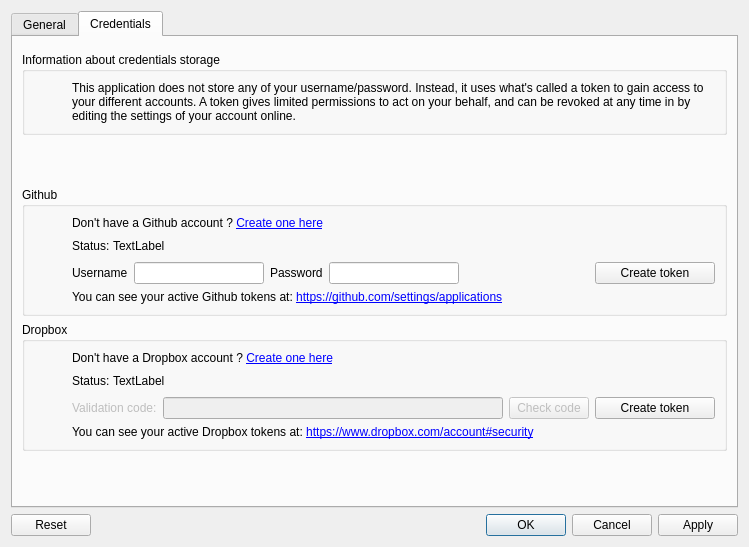
This is src/ui/skeletons/config_dialog.ui in 132nd-etcher/EASI as Qt 5 draws it before an edit. The edited form follows.
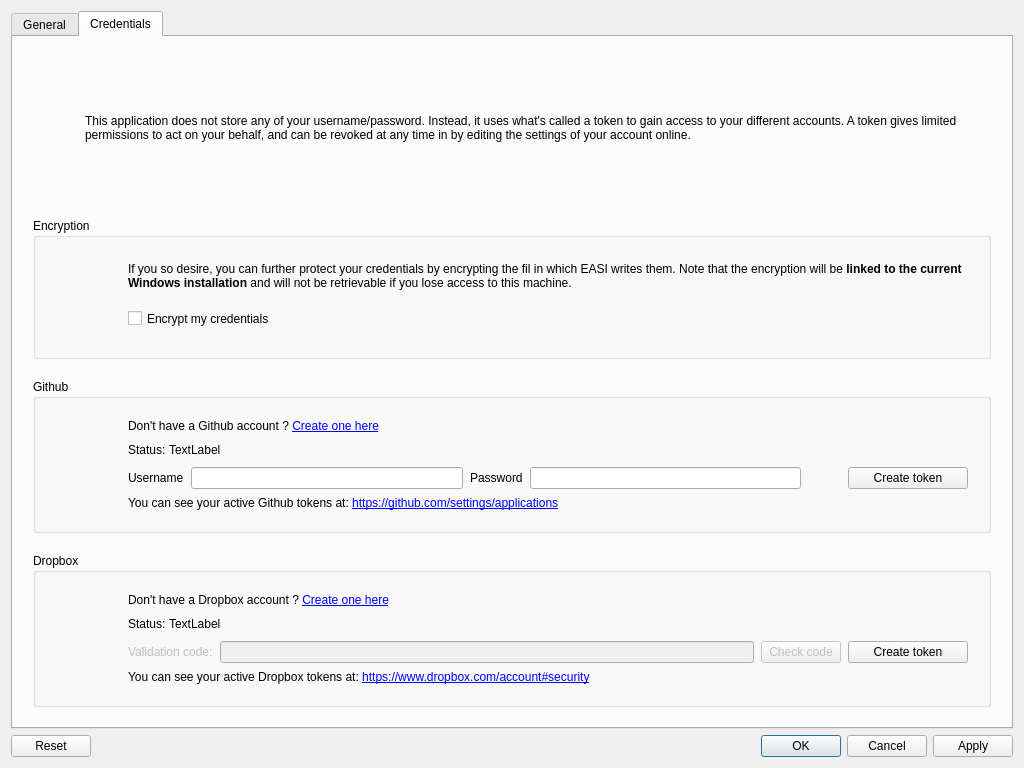
This is the edited form. The open tabs and pages were chosen to show the change. Icons and pictures are not drawn.

The edit to the form file:
```diff
--- a/src/ui/skeletons/config_dialog.ui
+++ b/src/ui/skeletons/config_dialog.ui
@@ -9,8 +9,8 @@
    <rect>
     <x>0</x>
     <y>0</y>
-    <width>749</width>
-    <height>547</height>
+    <width>1024</width>
+    <height>768</height>
    </rect>
   </property>
   <property name="windowTitle">
@@ -236,32 +236,118 @@
        <string>Credentials</string>
       </attribute>
       <layout class="QVBoxLayout" name="verticalLayout_4">
+       <property name="spacing">
+        <number>20</number>
+       </property>
+       <property name="leftMargin">
+        <number>20</number>
+       </property>
+       <property name="topMargin">
+        <number>20</number>
+       </property>
+       <property name="rightMargin">
+        <number>20</number>
+       </property>
+       <property name="bottomMargin">
+        <number>20</number>
+       </property>
        <item>
-        <spacer name="spacer_cred">
-         <property name="orientation">
-          <enum>Qt::Vertical</enum>
+        <layout class="QHBoxLayout" name="layout_cred_intro">
+         <property name="spacing">
+          <number>20</number>
          </property>
-         <property name="sizeType">
-          <enum>QSizePolicy::Fixed</enum>
-         </property>
-         <property name="sizeHint" stdset="0">
-          <size>
-           <width>0</width>
-           <height>6</height>
-          </size>
-         </property>
-        </spacer>
+         <item>
+          <widget class="QLabel" name="label_cred_intro_pic">
+           <property name="sizePolicy">
+            <sizepolicy hsizetype="Preferred" vsizetype="Preferred">
+             <horstretch>0</horstretch>
+             <verstretch>0</verstretch>
+            </sizepolicy>
+           </property>
+           <property name="minimumSize">
+            <size>
+             <width>32</width>
+             <height>32</height>
+            </size>
+           </property>
+           <property name="maximumSize">
+            <size>
+             <width>32</width>
+             <height>32</height>
+            </size>
+           </property>
+           <property name="text">
+            <string/>
+           </property>
+           <property name="pixmap">
+            <pixmap resource="../resources/qt_resource.qrc">:/pic/info.png</pixmap>
+           </property>
+           <property name="scaledContents">
+            <bool>true</bool>
+           </property>
+           <property name="alignment">
+            <set>Qt::AlignLeading|Qt::AlignLeft|Qt::AlignTop</set>
+           </property>
+          </widget>
+         </item>
+         <item>
+          <widget class="QLabel" name="label_cred_intro_text">
+           <property name="sizePolicy">
+            <sizepolicy hsizetype="Preferred" vsizetype="Preferred">
+             <horstretch>0</horstretch>
+             <verstretch>0</verstretch>
+            </sizepolicy>
+           </property>
+           <property name="text">
+            <string>This application does not store any of your username/password. Instead, it uses what's called a token to gain access to your different accounts. A token gives limited permissions to act on your behalf, and can be revoked at any time in by editing the settings of your account online.</string>
+           </property>
+           <property name="alignment">
+            <set>Qt::AlignLeading|Qt::AlignLeft|Qt::AlignVCenter</set>
+           </property>
+           <property name="wordWrap">
+            <bool>true</bool>
+           </property>
+          </widget>
+         </item>
+        </layout>
        </item>
        <item>
         <widget class="QGroupBox" name="groupBox">
          <property name="title">
-          <string>Information about credentials storage</string>
+          <string>Encryption</string>
          </property>
-         <layout class="QVBoxLayout" name="verticalLayout_11">
+         <property name="alignment">
+          <set>Qt::AlignLeading|Qt::AlignLeft|Qt::AlignTop</set>
+         </property>
+         <layout class="QVBoxLayout" name="verticalLayout_5">
+          <property name="spacing">
+           <number>20</number>
+          </property>
+          <property name="leftMargin">
+           <number>20</number>
+          </property>
+          <property name="topMargin">
+           <number>20</number>
+          </property>
+          <property name="rightMargin">
+           <number>20</number>
+          </property>
+          <property name="bottomMargin">
+           <number>20</number>
+          </property>
           <item>
-           <layout class="QHBoxLayout" name="layout_cred_intro">
+           <layout class="QHBoxLayout" name="horizontalLayout_6">
+            <property name="spacing">
+             <number>40</number>
+            </property>
             <item>
-             <widget class="QLabel" name="label_cred_intro_pic">
+             <widget class="QLabel" name="label">
+              <property name="sizePolicy">
+               <sizepolicy hsizetype="Preferred" vsizetype="Preferred">
+                <horstretch>0</horstretch>
+                <verstretch>0</verstretch>
+               </sizepolicy>
+              </property>
               <property name="minimumSize">
                <size>
                 <width>32</width>
@@ -283,49 +369,83 @@
               <property name="scaledContents">
                <bool>true</bool>
               </property>
-              <property name="alignment">
-               <set>Qt::AlignLeading|Qt::AlignLeft|Qt::AlignVCenter</set>
-              </property>
              </widget>
             </item>
             <item>
-             <widget class="QLabel" name="label_cred_intro_text">
-              <property name="text">
-               <string>This application does not store any of your username/password. Instead, it uses what's called a token to gain access to your different accounts. A token gives limited permissions to act on your behalf, and can be revoked at any time in by editing the settings of your account online.</string>
+             <layout class="QVBoxLayout" name="verticalLayout_6">
+              <property name="spacing">
+               <number>7</number>
               </property>
-              <property name="wordWrap">
-               <bool>true</bool>
-              </property>
-             </widget>
+              <item>
+               <widget class="QLabel" name="label_encrypt">
+                <property name="sizePolicy">
+                 <sizepolicy hsizetype="Preferred" vsizetype="Preferred">
+                  <horstretch>0</horstretch>
+                  <verstretch>0</verstretch>
+                 </sizepolicy>
+                </property>
+                <property name="text">
+                 <string>&lt;html&gt;&lt;head/&gt;&lt;body&gt;&lt;p&gt;If you so desire, you can further protect your credentials by encrypting the fil in which EASI writes them. Note that the encryption will be &lt;span style=&quot; font-weight:600;&quot;&gt;linked to the current Windows installation&lt;/span&gt; and will not be retrievable if you lose access to this machine.&lt;/p&gt;&lt;/body&gt;&lt;/html&gt;</string>
+                </property>
+                <property name="wordWrap">
+                 <bool>true</bool>
+                </property>
+               </widget>
+              </item>
+              <item>
+               <widget class="QCheckBox" name="check_box_encrypt">
+                <property name="sizePolicy">
+                 <sizepolicy hsizetype="Preferred" vsizetype="Preferred">
+                  <horstretch>0</horstretch>
+                  <verstretch>0</verstretch>
+                 </sizepolicy>
+                </property>
+                <property name="text">
+                 <string>Encrypt my credentials</string>
+                </property>
+               </widget>
+              </item>
+             </layout>
             </item>
            </layout>
           </item>
          </layout>
         </widget>
        </item>
-       <item>
-        <spacer name="verticalSpacer_3">
-         <property name="orientation">
-          <enum>Qt::Vertical</enum>
-         </property>
-         <property name="sizeHint" stdset="0">
-          <size>
-           <width>20</width>
-           <height>40</height>
-          </size>
-         </property>
-        </spacer>
-       </item>
        <item>
         <widget class="QGroupBox" name="grp_github">
          <property name="title">
           <string>Github</string>
          </property>
          <layout class="QVBoxLayout" name="verticalLayout_7">
+          <property name="spacing">
+           <number>20</number>
+          </property>
+          <property name="leftMargin">
+           <number>20</number>
+          </property>
+          <property name="topMargin">
+           <number>20</number>
+          </property>
+          <property name="rightMargin">
+           <number>20</number>
+          </property>
+          <property name="bottomMargin">
+           <number>20</number>
+          </property>
           <item>
            <layout class="QHBoxLayout" name="horizontalLayout_2">
+            <property name="spacing">
+             <number>40</number>
+            </property>
             <item>
              <widget class="QLabel" name="label_github_pic">
+              <property name="sizePolicy">
+               <sizepolicy hsizetype="Preferred" vsizetype="Preferred">
+                <horstretch>0</horstretch>
+                <verstretch>0</verstretch>
+               </sizepolicy>
+              </property>
               <property name="minimumSize">
                <size>
                 <width>32</width>
@@ -351,8 +471,17 @@
             </item>
             <item>
              <layout class="QVBoxLayout" name="verticalLayout_10">
+              <property name="spacing">
+               <number>7</number>
+              </property>
               <item>
                <widget class="QLabel" name="label_gh_create_account">
+                <property name="sizePolicy">
+                 <sizepolicy hsizetype="Preferred" vsizetype="Preferred">
+                  <horstretch>0</horstretch>
+                  <verstretch>0</verstretch>
+                 </sizepolicy>
+                </property>
                 <property name="text">
                  <string>&lt;html&gt;&lt;head/&gt;&lt;body&gt;&lt;p&gt;Don't have a Github account ? &lt;a href=&quot;https://github.com/join&quot;&gt;&lt;span style=&quot; text-decoration: underline; color:#0000ff;&quot;&gt;Create one here&lt;/span&gt;&lt;/a&gt;&lt;/p&gt;&lt;/body&gt;&lt;/html&gt;</string>
                 </property>
@@ -368,6 +497,12 @@
                 </property>
                 <item>
                  <widget class="QLabel" name="label_gh_status_static">
+                  <property name="sizePolicy">
+                   <sizepolicy hsizetype="Preferred" vsizetype="Preferred">
+                    <horstretch>0</horstretch>
+                    <verstretch>0</verstretch>
+                   </sizepolicy>
+                  </property>
                   <property name="text">
                    <string>Status: </string>
                   </property>
@@ -375,6 +510,12 @@
                 </item>
                 <item>
                  <widget class="QLabel" name="label_gh_status">
+                  <property name="sizePolicy">
+                   <sizepolicy hsizetype="Preferred" vsizetype="Preferred">
+                    <horstretch>0</horstretch>
+                    <verstretch>0</verstretch>
+                   </sizepolicy>
+                  </property>
                   <property name="text">
                    <string>TextLabel</string>
                   </property>
@@ -382,6 +523,12 @@
                 </item>
                 <item>
                  <spacer name="horizontalSpacer">
+                  <property name="sizePolicy">
+                   <sizepolicy hsizetype="Preferred" vsizetype="Minimum">
+                    <horstretch>0</horstretch>
+                    <verstretch>0</verstretch>
+                   </sizepolicy>
+                  </property>
                   <property name="orientation">
                    <enum>Qt::Horizontal</enum>
                   </property>
@@ -396,19 +543,38 @@
                </layout>
               </item>
               <item>
-               <layout class="QHBoxLayout" name="layout_gh_create_token">
+               <layout class="QHBoxLayout" name="layout_gh_create_token" stretch="0,1,0,1,0,0">
                 <item>
                  <widget class="QLabel" name="githubUsernameLabel">
+                  <property name="sizePolicy">
+                   <sizepolicy hsizetype="Preferred" vsizetype="Preferred">
+                    <horstretch>0</horstretch>
+                    <verstretch>0</verstretch>
+                   </sizepolicy>
+                  </property>
                   <property name="text">
                    <string>Username</string>
                   </property>
                  </widget>
                 </item>
                 <item>
-                 <widget class="QLineEdit" name="githubUsernameLineEdit"/>
+                 <widget class="QLineEdit" name="githubUsernameLineEdit">
+                  <property name="sizePolicy">
+                   <sizepolicy hsizetype="Preferred" vsizetype="Preferred">
+                    <horstretch>0</horstretch>
+                    <verstretch>0</verstretch>
+                   </sizepolicy>
+                  </property>
+                 </widget>
                 </item>
                 <item>
                  <widget class="QLabel" name="githubPasswordLabel">
+                  <property name="sizePolicy">
+                   <sizepolicy hsizetype="Preferred" vsizetype="Preferred">
+                    <horstretch>0</horstretch>
+                    <verstretch>0</verstretch>
+                   </sizepolicy>
+                  </property>
                   <property name="text">
                    <string>Password</string>
                   </property>
@@ -416,6 +582,12 @@
                 </item>
                 <item>
                  <widget class="QLineEdit" name="githubPasswordLineEdit">
+                  <property name="sizePolicy">
+                   <sizepolicy hsizetype="Preferred" vsizetype="Preferred">
+                    <horstretch>0</horstretch>
+                    <verstretch>0</verstretch>
+                   </sizepolicy>
+                  </property>
                   <property name="echoMode">
                    <enum>QLineEdit::Password</enum>
                   </property>
@@ -423,6 +595,12 @@
                 </item>
                 <item>
                  <spacer name="spacer_gh_create_token">
+                  <property name="sizePolicy">
+                   <sizepolicy hsizetype="Preferred" vsizetype="Minimum">
+                    <horstretch>0</horstretch>
+                    <verstretch>0</verstretch>
+                   </sizepolicy>
+                  </property>
                   <property name="orientation">
                    <enum>Qt::Horizontal</enum>
                   </property>
@@ -436,6 +614,12 @@
                 </item>
                 <item>
                  <widget class="QPushButton" name="btn_gh_create">
+                  <property name="sizePolicy">
+                   <sizepolicy hsizetype="Preferred" vsizetype="Preferred">
+                    <horstretch>0</horstretch>
+                    <verstretch>0</verstretch>
+                   </sizepolicy>
+                  </property>
                   <property name="minimumSize">
                    <size>
                     <width>120</width>
@@ -451,6 +635,12 @@
               </item>
               <item>
                <widget class="QLabel" name="label_gh_tokens_http_link">
+                <property name="sizePolicy">
+                 <sizepolicy hsizetype="Preferred" vsizetype="Preferred">
+                  <horstretch>0</horstretch>
+                  <verstretch>0</verstretch>
+                 </sizepolicy>
+                </property>
                 <property name="text">
                  <string>&lt;html&gt;&lt;head/&gt;&lt;body&gt;&lt;p&gt;You can see your active Github tokens at: &lt;a href=&quot;https://github.com/settings/applications&quot;&gt;&lt;span style=&quot; text-decoration: underline; color:#0000ff;&quot;&gt;https://github.com/settings/applications&lt;/span&gt;&lt;/a&gt;&lt;/p&gt;&lt;/body&gt;&lt;/html&gt;</string>
                 </property>
@@ -475,19 +665,34 @@
           <string>Dropbox</string>
          </property>
          <layout class="QVBoxLayout" name="verticalLayout_12">
+          <property name="spacing">
+           <number>20</number>
+          </property>
           <property name="leftMargin">
-           <number>9</number>
+           <number>20</number>
+          </property>
+          <property name="topMargin">
+           <number>20</number>
           </property>
           <property name="rightMargin">
-           <number>9</number>
+           <number>20</number>
           </property>
           <property name="bottomMargin">
-           <number>9</number>
+           <number>20</number>
           </property>
           <item>
            <layout class="QHBoxLayout" name="horizontalLayout_4">
+            <property name="spacing">
+             <number>40</number>
+            </property>
             <item>
              <widget class="QLabel" name="label_dropbox_pic">
+              <property name="sizePolicy">
+               <sizepolicy hsizetype="Preferred" vsizetype="Preferred">
+                <horstretch>0</horstretch>
+                <verstretch>0</verstretch>
+               </sizepolicy>
+              </property>
               <property name="minimumSize">
                <size>
                 <width>32</width>
@@ -513,8 +718,17 @@
             </item>
             <item>
              <layout class="QVBoxLayout" name="verticalLayout_13">
+              <property name="spacing">
+               <number>7</number>
+              </property>
               <item>
                <widget class="QLabel" name="label_db_create_account">
+                <property name="sizePolicy">
+                 <sizepolicy hsizetype="Preferred" vsizetype="Preferred">
+                  <horstretch>0</horstretch>
+                  <verstretch>0</verstretch>
+                 </sizepolicy>
+                </property>
                 <property name="text">
                  <string>&lt;html&gt;&lt;head/&gt;&lt;body&gt;&lt;p&gt;Don't have a Dropbox account ? &lt;a href=&quot;https://www.dropbox.com/login&quot;&gt;&lt;span style=&quot; text-decoration: underline; color:#0000ff;&quot;&gt;Create one here&lt;/span&gt;&lt;/a&gt;&lt;/p&gt;&lt;/body&gt;&lt;/html&gt;</string>
                 </property>
@@ -527,6 +741,12 @@
                 </property>
                 <item>
                  <widget class="QLabel" name="label_db_status_static">
+                  <property name="sizePolicy">
+                   <sizepolicy hsizetype="Preferred" vsizetype="Preferred">
+                    <horstretch>0</horstretch>
+                    <verstretch>0</verstretch>
+                   </sizepolicy>
+                  </property>
                   <property name="text">
                    <string>Status: </string>
                   </property>
@@ -534,6 +754,12 @@
                 </item>
                 <item>
                  <widget class="QLabel" name="label_db_status">
+                  <property name="sizePolicy">
+                   <sizepolicy hsizetype="Preferred" vsizetype="Preferred">
+                    <horstretch>0</horstretch>
+                    <verstretch>0</verstretch>
+                   </sizepolicy>
+                  </property>
                   <property name="text">
                    <string>TextLabel</string>
                   </property>
@@ -541,6 +767,12 @@
                 </item>
                 <item>
                  <spacer name="horizontalSpacer_2">
+                  <property name="sizePolicy">
+                   <sizepolicy hsizetype="Preferred" vsizetype="Minimum">
+                    <horstretch>0</horstretch>
+                    <verstretch>0</verstretch>
+                   </sizepolicy>
+                  </property>
                   <property name="orientation">
                    <enum>Qt::Horizontal</enum>
                   </property>
@@ -555,12 +787,18 @@
                </layout>
               </item>
               <item>
-               <layout class="QHBoxLayout" name="horizontalLayout">
+               <layout class="QHBoxLayout" name="horizontalLayout" stretch="0,1,0,0">
                 <item>
                  <widget class="QLabel" name="label_db_validation_code_static">
                   <property name="enabled">
                    <bool>false</bool>
                   </property>
+                  <property name="sizePolicy">
+                   <sizepolicy hsizetype="Preferred" vsizetype="Preferred">
+                    <horstretch>0</horstretch>
+                    <verstretch>0</verstretch>
+                   </sizepolicy>
+                  </property>
                   <property name="text">
                    <string>Validation code:</string>
                   </property>
@@ -571,6 +809,12 @@
                   <property name="enabled">
                    <bool>false</bool>
                   </property>
+                  <property name="sizePolicy">
+                   <sizepolicy hsizetype="Preferred" vsizetype="Preferred">
+                    <horstretch>0</horstretch>
+                    <verstretch>0</verstretch>
+                   </sizepolicy>
+                  </property>
                  </widget>
                 </item>
                 <item>
@@ -578,6 +822,12 @@
                   <property name="enabled">
                    <bool>false</bool>
                   </property>
+                  <property name="sizePolicy">
+                   <sizepolicy hsizetype="Preferred" vsizetype="Preferred">
+                    <horstretch>0</horstretch>
+                    <verstretch>0</verstretch>
+                   </sizepolicy>
+                  </property>
                   <property name="text">
                    <string>Check code</string>
                   </property>
@@ -585,6 +835,12 @@
                 </item>
                 <item>
                  <widget class="QPushButton" name="btn_db_create">
+                  <property name="sizePolicy">
+                   <sizepolicy hsizetype="Preferred" vsizetype="Preferred">
+                    <horstretch>0</horstretch>
+                    <verstretch>0</verstretch>
+                   </sizepolicy>
+                  </property>
                   <property name="minimumSize">
                    <size>
                     <width>120</width>
@@ -600,6 +856,12 @@
               </item>
               <item>
                <widget class="QLabel" name="label_db_tokens_http_link">
+                <property name="sizePolicy">
+                 <sizepolicy hsizetype="Preferred" vsizetype="Preferred">
+                  <horstretch>0</horstretch>
+                  <verstretch>0</verstretch>
+                 </sizepolicy>
+                </property>
                 <property name="text">
                  <string>&lt;html&gt;&lt;head/&gt;&lt;body&gt;&lt;p&gt;You can see your active Dropbox tokens at: &lt;a href=&quot;https://www.dropbox.com/account#security&quot;&gt;&lt;span style=&quot; text-decoration: underline; color:#0000ff;&quot;&gt;https://www.dropbox.com/account#security&lt;/span&gt;&lt;/a&gt;&lt;/p&gt;&lt;/body&gt;&lt;/html&gt;</string>
                 </property>
@@ -618,31 +880,21 @@
          </layout>
         </widget>
        </item>
-       <item>
-        <spacer name="verticalSpacer_2">
-         <property name="orientation">
-          <enum>Qt::Vertical</enum>
-         </property>
-         <property name="sizeHint" stdset="0">
-          <size>
-           <width>20</width>
-           <height>40</height>
-          </size>
-         </property>
-        </spacer>
-       </item>
       </layout>
      </widget>
     </widget>
    </item>
    <item>
     <widget class="QDialogButtonBox" name="buttonBox">
+     <property name="sizePolicy">
+      <sizepolicy hsizetype="Preferred" vsizetype="Preferred">
+       <horstretch>0</horstretch>
+       <verstretch>0</verstretch>
+      </sizepolicy>
+     </property>
      <property name="standardButtons">
       <set>QDialogButtonBox::Apply|QDialogButtonBox::Cancel|QDialogButtonBox::Ok|QDialogButtonBox::Reset</set>
      </property>
-     <property name="centerButtons">
-      <bool>false</bool>
-     </property>
     </widget>
    </item>
   </layout>
```
Left out of the diff: 9 changed lines with no effect on the pictures.
